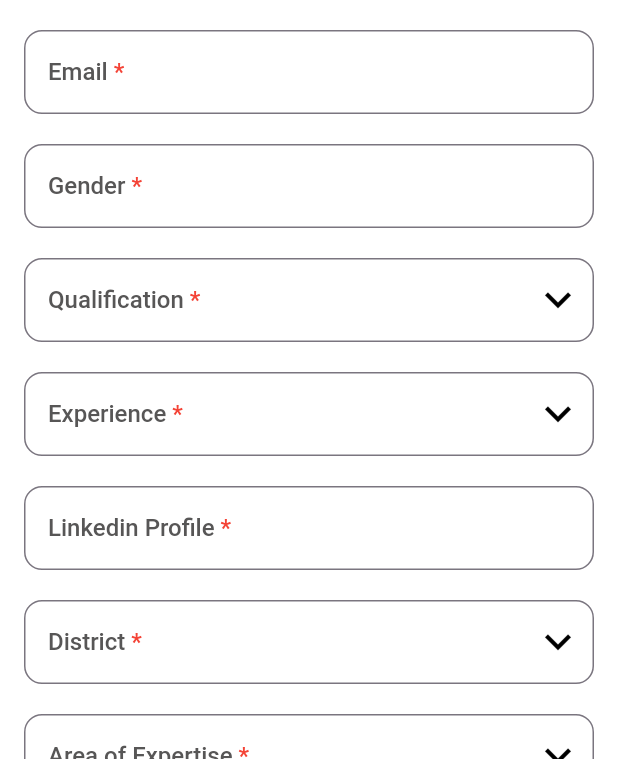
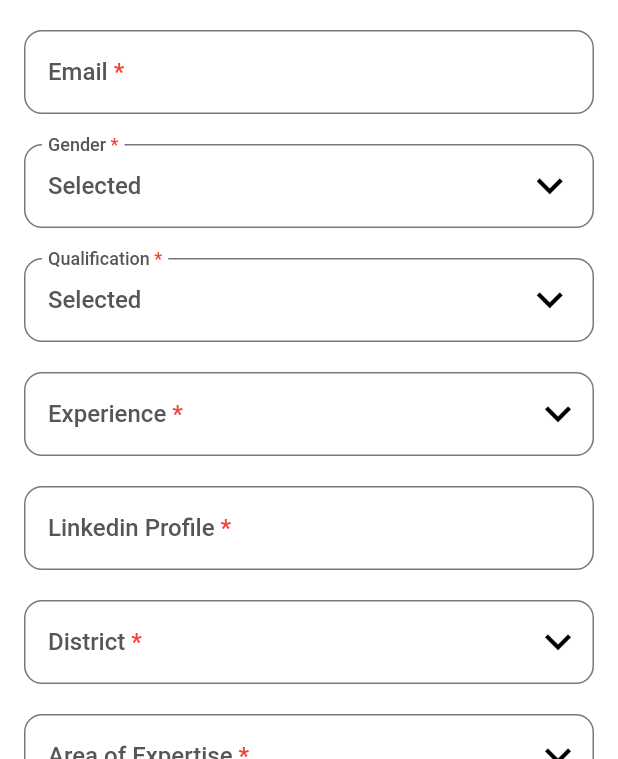
Before and after one commit to DiyaShajith/Q_HireEvent, a Flutter app: the Registerfield screen opened directly, on a phone screen of 412 x 824 dp, the part 477-1236 px from its top. Run offline on Flutter 3.47's test engine with Material 3 defaults, Android fonts, the phone set to English and light mode, and no system bars; our stand-ins replace dotted_border, smooth_page_indicator.

Commit message:
dropdown values

```diff
--- a/lib/main.dart
+++ b/lib/main.dart
@@ -1,6 +1,7 @@
 import 'package:flutter/material.dart';
 import 'package:qhire_event/constants/bottomnavigationpage.dart';
 import 'package:qhire_event/constants/filtersheet.dart';
+import 'package:qhire_event/constants/pageview.dart';
 import 'package:qhire_event/view/homeview/homepage.dart';
 
 void main() {
@@ -20,7 +21,7 @@ class MyApp extends StatelessWidget {
         colorScheme: ColorScheme.fromSeed(seedColor: Colors.deepPurple),
         useMaterial3: true,
       ),
-      home: const Bottomnavigationpage(),
+      home: const Pageviewcustom(),
     );
   }
 }
--- a/lib/view/registerview/registerfield.dart
+++ b/lib/view/registerview/registerfield.dart
@@ -10,6 +10,17 @@ class Registerfield extends StatefulWidget {
 }
 
 class _RegisterfieldState extends State<Registerfield> {
+  String dropdownvalue = "Selected";
+  var items = [
+    "Selected",
+    "Bachelor's Degree",
+    "Masters Degree",
+    "Diploma",
+    "+2"
+  ];
+  String gendervalue = "Selected";
+  var genderItems = ["Selected", "Female", "Male", "Others"];
+
   @override
   Widget build(BuildContext context) {
     final size = MediaQuery.sizeOf(context);
@@ -167,7 +178,15 @@ class _RegisterfieldState extends State<Registerfield> {
                       const SizedBox(
                         height: 20,
                       ),
-                      TextField(
+                      // Replaced Gender TextField with DropdownButtonFormField
+                      DropdownButtonFormField(
+                        dropdownColor: CustomColor.scaffoldbg,
+                        style: const TextStyle(
+                          color: Color.fromARGB(255, 87, 86, 86),
+                          fontSize: 16,
+                          fontWeight: FontWeight.w500,
+                        ),
+                        value: gendervalue,
                         decoration: InputDecoration(
                           label: RichText(
                             text: const TextSpan(
@@ -191,18 +210,38 @@ class _RegisterfieldState extends State<Registerfield> {
                             borderRadius: BorderRadius.circular(12),
                             borderSide: const BorderSide(
                               color: Colors.grey,
-                                ))),
+                            ),
+                          ),
+                        ),
+                        icon: const Icon(
+                          Icons.keyboard_arrow_down,
+                          size: 35,
+                          color: CustomColor.blackprimary,
+                        ),
+                        items: genderItems.map((String item) {
+                          return DropdownMenuItem(
+                            value: item,
+                            child: Text(item),
+                          );
+                        }).toList(),
+                        onChanged: (String? newValue) {
+                          setState(() {
+                            gendervalue = newValue!;
+                          });
+                        },
                       ),
                       const SizedBox(
                         height: 20,
                       ),
-                      TextField(
+                      DropdownButtonFormField(
+                        dropdownColor: CustomColor.scaffoldbg,
+                        style: const TextStyle(
+                          color: Color.fromARGB(255, 87, 86, 86),
+                          fontSize: 16,
+                          fontWeight: FontWeight.w500,
+                        ),
+                        value: dropdownvalue,
                         decoration: InputDecoration(
-                            suffixIcon: const Icon(
-                              Icons.keyboard_arrow_down,
-                              size: 35,
-                              color: CustomColor.blackprimary,
-                            ),
                           label: RichText(
                             text: const TextSpan(
                               text: "Qualification",
@@ -225,7 +264,25 @@ class _RegisterfieldState extends State<Registerfield> {
                             borderRadius: BorderRadius.circular(12),
                             borderSide: const BorderSide(
                               color: Colors.grey,
-                                ))),
+                            ),
+                          ),
+                        ),
+                        icon: const Icon(
+                          Icons.keyboard_arrow_down,
+                          size: 35,
+                          color: CustomColor.blackprimary,
+                        ),
+                        items: items.map((String item) {
+                          return DropdownMenuItem(
+                            value: item,
+                            child: Text(item),
+                          );
+                        }).toList(),
+                        onChanged: (String? newValue) {
+                          setState(() {
+                            dropdownvalue = newValue!;
+                          });
+                        },
                       ),
                       const SizedBox(
                         height: 20,
@@ -359,7 +416,7 @@ class _RegisterfieldState extends State<Registerfield> {
                                 ))),
                       ),
                       const SizedBox(
-                        height: 20,
+                        height: 25,
                       ),
                       Row(
                         children: [
@@ -367,9 +424,9 @@ class _RegisterfieldState extends State<Registerfield> {
                             text: const TextSpan(
                               text: "Upload Photograph",
                               style: TextStyle(
-                                color: Color.fromARGB(255, 70, 69, 69),
+                                color: CustomColor.blackprimary,
                                 fontSize: 18,
-                                fontWeight: FontWeight.w600,
+                                fontWeight: FontWeight.w500,
                               ),
                               children: [
                                 TextSpan(
@@ -434,9 +491,9 @@ class _RegisterfieldState extends State<Registerfield> {
                             text: const TextSpan(
                               text: "Upload Resume",
                               style: TextStyle(
-                                color: Color.fromARGB(255, 70, 69, 69),
+                                color: CustomColor.blackprimary,
                                 fontSize: 18,
-                                fontWeight: FontWeight.w600,
+                                fontWeight: FontWeight.w500,
                               ),
                               children: [
                                 TextSpan(
@@ -493,16 +550,9 @@ class _RegisterfieldState extends State<Registerfield> {
                         ),
                       ),
                       const SizedBox(
-                        height: 50,
+                        height: 25,
                       ),
-                      SizedBox(
-                        width: size.width,
-                        height: 60,
-                        child: ElevatedButton(
-                            style: ElevatedButton.styleFrom(
-                                shape: RoundedRectangleBorder(
-                                    borderRadius: BorderRadius.circular(16)),
-                                backgroundColor: CustomColor.textfieldbg),
+                      ElevatedButton(
                         onPressed: () {
                           Navigator.push(
                               context,
@@ -510,13 +560,20 @@ class _RegisterfieldState extends State<Registerfield> {
                                   builder: (context) =>
                                       const Bottomnavigationpage()));
                         },
+                        style: ElevatedButton.styleFrom(
+                          shape: RoundedRectangleBorder(
+                            borderRadius: BorderRadius.circular(12),
+                          ),
+                          minimumSize: Size(size.width * 0.85, 60),
+                          backgroundColor: CustomColor.textfieldbg,
+                        ),
                         child: const Text(
                           "Register",
                           style: TextStyle(
-                                  color: CustomColor.scaffoldbg,
                             fontSize: 20,
-                                  fontWeight: FontWeight.bold),
-                            )),
+                            color: Colors.white,
+                          ),
+                        ),
                       ),
                       const SizedBox(
                         height: 100,
```
Lines whose indentation alone changed are shown as unchanged.
